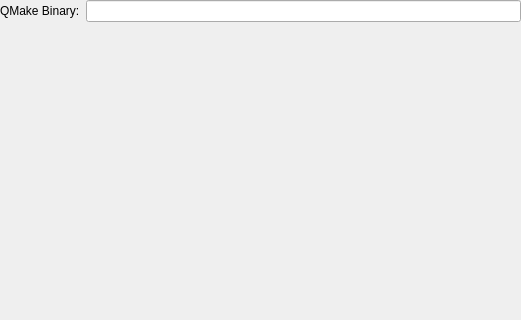
KDE/kdevelop, file qmakebuilder/qmakeconfig.ui: the form before one commit; both pictures show x 0 to 521 and y 0 to 320 of the 521 by 552 pixel window.
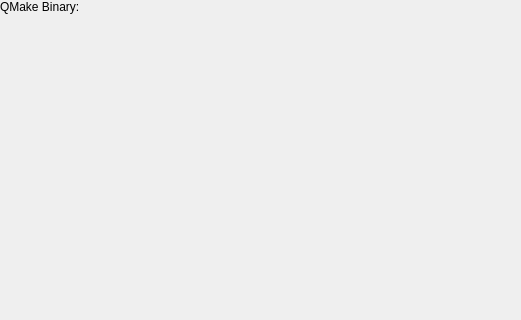
The form after the commit. Custom widgets are drawn as their Qt base class.

Commit message: Fix storing by again adding the kcfg_ prefix

```diff
--- a/qmakebuilder/qmakeconfig.ui
+++ b/qmakebuilder/qmakeconfig.ui
@@ -46,14 +46,14 @@
     </widget>
    </item>
    <item row="0" column="1" >
-    <widget class="KUrlRequester" name="qmakebin" />
+    <widget class="KUrlRequester" name="kcfg_qmakebin" />
    </item>
   </layout>
  </widget>
  <customwidgets>
   <customwidget>
    <class>KUrlRequester</class>
-   <extends>QLineEdit</extends>
+   <extends>QFrame</extends>
    <header>kurlrequester.h</header>
   </customwidget>
  </customwidgets>
```
Left out of the diff: 2 changed lines with no effect on the pictures. The commit also changes 1 other file.
